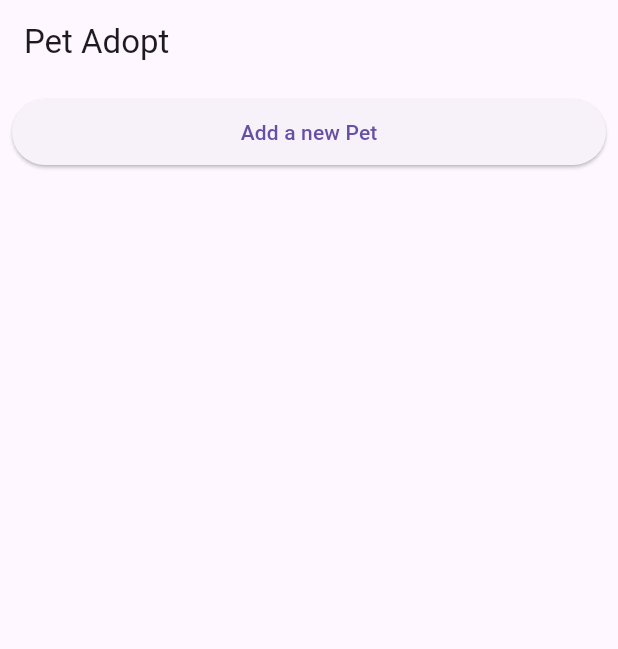
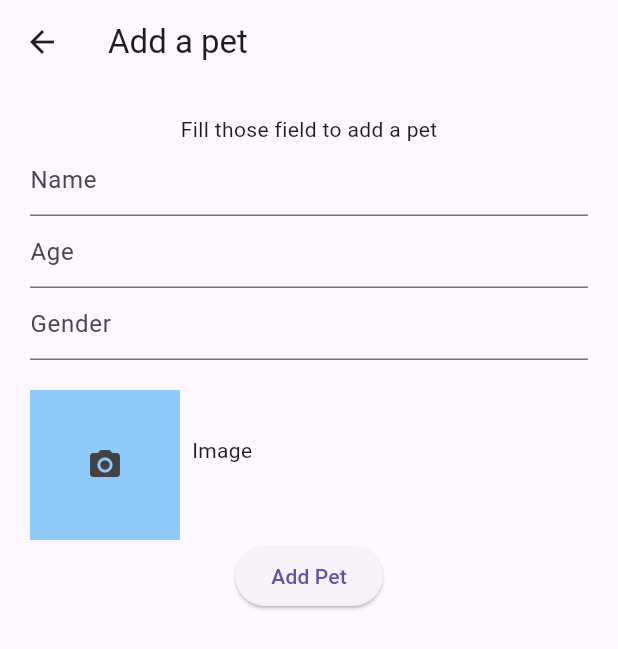
Before and after one commit to ousef777/Task-Flutter-Post-Put-AdoptApp, a Flutter app: the screen it shows after launch, after a tap on "Add a new Pet", on a phone screen of 412 x 824 dp. Shown: the top 649 px of the screen. Run offline on Flutter 3.47's test engine with Material 3 defaults, Android fonts, the phone set to English and light mode, and no system bars; our stand-ins replace dio, go_router, image_picker; network calls fail.

Commit message:
first commit

```diff
--- a/lib/main.dart
+++ b/lib/main.dart
@@ -1,4 +1,6 @@
+import 'package:adopt_app/pages/add_page.dart';
 import 'package:adopt_app/pages/home_page.dart';
+import 'package:adopt_app/pages/update_page.dart';
 import 'package:adopt_app/providers/pets_provider.dart';
 import 'package:flutter/material.dart';
 import 'package:go_router/go_router.dart';
@@ -18,8 +20,7 @@ class MyApp extends StatelessWidget {
   @override
   Widget build(BuildContext context) {
     return MaterialApp.router(
-      routeInformationParser: _router.routeInformationParser,
-      routerDelegate: _router.routerDelegate,
+      routerConfig: _router,
     );
   }
 
@@ -29,6 +30,17 @@ class MyApp extends StatelessWidget {
         path: '/',
         builder: (context, state) => const HomePage(),
       ),
+      GoRoute(
+        path: '/add_page',
+        builder: (context, state) => AddPage(),
+      ),
+      GoRoute(
+        path: '/update_page/:petId',
+        builder: (context, state) {
+          final pet = Provider.of<PetsProvider>(context).pets.firstWhere((element) => element.id.toString() == state.pathParameters['petId']);
+          return UpdatePage(pet: pet,);
+        },
+      ),
     ],
   );
 }
--- /dev/null
+++ b/lib/pages/add_page.dart
@@ -0,0 +1,26 @@
+import 'package:adopt_app/widgets/add_form.dart';
+import 'package:flutter/material.dart';
+
+class AddPage extends StatelessWidget {
+
+  AddPage({Key? key}) : super(key: key);
+  final titleController = TextEditingController();
+  @override
+  Widget build(BuildContext context) {
+    return Scaffold(
+      appBar: AppBar(
+        title: const Text("Add a pet"),
+      ),
+      resizeToAvoidBottomInset: false,
+      body: Padding(
+        padding: const EdgeInsets.all(20.0),
+        child: Column(
+          children: [
+            const Text("Fill those field to add a pet"),
+            AddForm()
+          ],
+        ),
+      ),
+    );
+  }
+}
--- a/lib/pages/home_page.dart
+++ b/lib/pages/home_page.dart
@@ -20,7 +20,9 @@ class HomePage extends StatelessWidget {
             Padding(
               padding: const EdgeInsets.all(8.0),
               child: ElevatedButton(
-                onPressed: () {},
+                onPressed: () {
+                  GoRouter.of(context).push('/add_page');
+                },
                 child: const Padding(
                   padding: EdgeInsets.all(12.0),
                   child: Text("Add a new Pet"),
@@ -37,8 +39,8 @@ class HomePage extends StatelessWidget {
                   );
                 } else {
                   if (dataSnapshot.error != null) {
-                    return const Center(
-                      child: Text('An error occurred'),
+                    return Center(
+                      child: Text(dataSnapshot.error.toString()),
                     );
                   } else {
                     return Consumer<PetsProvider>(
--- /dev/null
+++ b/lib/pages/update_page.dart
@@ -0,0 +1,27 @@
+import 'package:adopt_app/models/pet.dart';
+import 'package:adopt_app/widgets/update_form.dart';
+import 'package:flutter/material.dart';
+
+class UpdatePage extends StatelessWidget {
+  final Pet pet;
+  const UpdatePage({Key? key, required this.pet}) : super(key: key);
+
+  @override
+  Widget build(BuildContext context) {
+    return Scaffold(
+      appBar: AppBar(
+        title: const Text("Update Form"),
+      ),
+      resizeToAvoidBottomInset: false,
+      body: Padding(
+        padding: const EdgeInsets.all(20.0),
+        child: Column(
+          children: [
+            const Text("Edit those field to update a pet"),
+            UpdateForm(pet: pet)
+          ],
+        ),
+      ),
+    );
+  }
+}
--- a/lib/services/pets.dart
+++ b/lib/services/pets.dart
@@ -5,14 +5,14 @@ import "package:dio/dio.dart";
 class DioClient {
   final Dio _dio = Dio();
 
-  final _baseUrl = 'http://10.0.2.2:5000';
+  final _baseUrl = 'https://coded-pets-api-crud.eapi.joincoded.com';
 
   Future<List<Pet>> getPets() async {
     List<Pet> pets = [];
     try {
-      Response response = await _dio.get(_baseUrl + '/pets');
+      Response response = await _dio.get('$_baseUrl/pets');
       pets = (response.data as List).map((pet) => Pet.fromJson(pet)).toList();
-    } on DioError catch (error) {
+    } on DioException catch (error) {
       print(error);
     }
     return pets;
@@ -25,13 +25,11 @@ class DioClient {
         "name": pet.name,
         "age": pet.age,
         "gender": pet.gender,
-        "image": await MultipartFile.fromFile(
-          pet.image,
-        ),
+        "image": pet.image,
       });
-      Response response = await _dio.post(_baseUrl + '/pets', data: data);
+      Response response = await _dio.post('$_baseUrl/pets/', data: data);
       retrievedPet = Pet.fromJson(response.data);
-    } on DioError catch (error) {
+    } on DioException catch (error) {
       print(error);
     }
     return retrievedPet;
@@ -45,15 +43,16 @@ class DioClient {
         "age": pet.age,
         "adopted": pet.adopted,
         "gender": pet.gender,
-        "image": await MultipartFile.fromFile(
-          pet.image,
-        ),
+        "image": pet.image
+        // MultipartFile.fromFileSync(
+        //   pet.image,
+        // ),
       });
-
+      //print(pet.id);
       Response response =
-          await _dio.put(_baseUrl + '/pets/${pet.id}', data: data);
+          await _dio.put('$_baseUrl/pets/${pet.id}', data: data);
       retrievedPet = Pet.fromJson(response.data);
-    } on DioError catch (error) {
+    } on DioException catch (error) {
       print(error);
     }
     return retrievedPet;
@@ -61,8 +60,8 @@ class DioClient {
 
   Future<void> deletePet({required int petId}) async {
     try {
-      await _dio.delete(_baseUrl + '/pets/${petId}');
-    } on DioError catch (error) {
+      await _dio.delete('$_baseUrl/pets/$petId');
+    } on DioException catch (error) {
       print(error);
     }
   }
@@ -70,9 +69,9 @@ class DioClient {
   Future<Pet> adoptPet({required int petId}) async {
     late Pet retrievedPet;
     try {
-      Response response = await _dio.post(_baseUrl + '/pets/adopt/${petId}');
+      Response response = await _dio.post('$_baseUrl/pets/adopt/$petId');
       retrievedPet = Pet.fromJson(response.data);
-    } on DioError catch (error) {
+    } on DioException catch (error) {
       print(error);
     }
     return retrievedPet;
--- /dev/null
+++ b/lib/widgets/add_form.dart
@@ -0,0 +1,148 @@
+import 'dart:typed_data';
+
+import 'package:adopt_app/models/pet.dart';
+import 'package:adopt_app/providers/pets_provider.dart';
+import 'package:flutter/material.dart';
+import 'package:go_router/go_router.dart';
+import 'package:image_picker/image_picker.dart';
+import 'package:provider/provider.dart';
+
+// ignore: must_be_immutable
+class AddForm extends StatefulWidget {
+  @override
+  AddPetFormState createState() {
+    return AddPetFormState();
+  }
+  AddForm({Key? key}) : super(key: key);
+
+}
+
+class AddPetFormState extends State<AddForm> {
+  final _formKey = GlobalKey<FormState>();
+  late String _name;
+  String _gender = "";
+  late int _age;
+  XFile? _image;
+  final _picker = ImagePicker();
+  Uint8List? imageData;
+  @override
+  Widget build(BuildContext context) {
+    return Form(
+      key: _formKey,
+      child: Column(
+        crossAxisAlignment: CrossAxisAlignment.start,
+        children: <Widget>[
+          TextFormField(
+            decoration: const InputDecoration(
+              hintText: 'Name',
+            ),
+            validator: (value) {
+              if (value!.isEmpty) {
+                return "Fill in the blank";
+              }
+              else {
+                return null;
+              }
+            },
+            onSaved: (newValue) => _name = newValue as String,
+          ),
+          TextFormField(
+            decoration: const InputDecoration(
+              hintText: 'Age',
+            ),
+            maxLines: null,
+            validator: (value) {
+              if (value!.isEmpty) {
+                return "Fill in the blank";
+              }
+              else if (int.tryParse(value) == null) {
+                return "Age should be of type int.";
+              }
+              else {
+                return null;
+              }
+            },
+            onSaved: (newValue) => _age = int.parse(newValue!),
+          ),
+          TextFormField(
+            decoration: const InputDecoration(
+              hintText: 'Gender',
+            ),
+            validator: (value) {
+              if (value!.isEmpty) {
+                return "Fill in the blank";
+              }
+              else if (value != 'male' && value != 'female') {
+                return "Gender should be either female or male";
+              }
+              else {
+                return null;
+              }
+            },
+            onSaved: (newValue) => _gender = newValue as String,
+          ),
+          Row(
+            children: [
+              GestureDetector(
+                onTap: () async {
+                    final XFile? image = await _picker.pickImage(source: ImageSource.gallery);
+                    // not null
+
+                    setState(() {
+                        _image = XFile(image!.path);
+                      }
+                    );
+                },
+                child: Container(
+                  width: 100,
+                  height: 100,
+                  margin: const EdgeInsets.only(top: 20),
+                  decoration: BoxDecoration(color: Colors.blue[200]),
+                  child: _image != null ?
+                    Image.network(
+                      _image!.path,
+                      width: 200,
+                      height: 200,
+                      fit: BoxFit.fitHeight,
+                    )
+                    : Container(
+                          decoration: BoxDecoration(color: Colors.blue[200]),
+                          width: 200,
+                          height: 200,
+                          child: Icon(
+                            Icons.camera_alt,
+                            color: Colors.grey[800],
+                          ),
+                    ),
+                ),
+              ),
+              const Padding(
+                padding: EdgeInsets.all(8.0),
+                child: Text("Image"),
+              )
+            ],
+          ),
+          Center(
+            child: ElevatedButton(
+              onPressed: () {
+                if (_formKey.currentState!.validate()) {
+                  _formKey.currentState!.save();
+                  Provider.of<PetsProvider>(context, listen: false).createPet(
+                    Pet(
+                      name: _name,
+                      image: _image!.path,
+                      age: _age,
+                      gender: _gender
+                    )
+                  );
+                  GoRouter.of(context).pop();
+                }
+              },
+              child: const Text("Add Pet"),
+            ),
+          )
+        ],
+      ),
+    );
+  }
+}
--- a/lib/widgets/pet_card.dart
+++ b/lib/widgets/pet_card.dart
@@ -20,8 +20,7 @@ class PetCard extends StatelessWidget {
               width: double.infinity,
             ),
           ),
-          Expanded(
-            child: Padding(
+          Padding(
             padding: const EdgeInsets.all(8.0),
             child: Column(
               crossAxisAlignment: CrossAxisAlignment.stretch,
@@ -43,7 +42,7 @@ class PetCard extends StatelessWidget {
                   children: [
                     IconButton(
                         onPressed: () {
-                            GoRouter.of(context).push('/update/${pet.id}');
+                          GoRouter.of(context).push('/update_page/${pet.id}');
                         },
                         icon: const Icon(Icons.edit)),
                     IconButton(
@@ -59,7 +58,6 @@ class PetCard extends StatelessWidget {
                 ),
               ],
             ),
-            ),
           )
         ],
       ),
--- /dev/null
+++ b/lib/widgets/update_form.dart
@@ -0,0 +1,141 @@
+import 'package:adopt_app/models/pet.dart';
+import 'package:adopt_app/providers/pets_provider.dart';
+import 'package:flutter/material.dart';
+import 'package:go_router/go_router.dart';
+import 'package:image_picker/image_picker.dart';
+import 'package:provider/provider.dart';
+
+// ignore: must_be_immutable
+class UpdateForm extends StatefulWidget {
+  @override
+  UpdatePetFormState createState() {
+    return UpdatePetFormState();
+  }
+  final Pet pet;
+  const UpdateForm({Key? key, required this.pet}) : super(key: key);
+
+}
+
+class UpdatePetFormState extends State<UpdateForm> {
+  final _formKey = GlobalKey<FormState>();
+
+  late String _name, _gender;
+  late int _age;
+
+  final _picker = ImagePicker();
+
+  @override
+  Widget build(BuildContext context) {
+    XFile _image = XFile(widget.pet.image);
+    return Form(
+      key: _formKey,
+      child: Column(
+        crossAxisAlignment: CrossAxisAlignment.start,
+        children: <Widget>[
+          TextFormField(
+            initialValue: widget.pet.name,
+            decoration: const InputDecoration(
+              hintText: 'Name',
+            ),
+            validator: (value) {
+              if (value!.isEmpty) {
+                return "Fill in the blank";
+              }
+              else {
+                return null;
+              }
+            },
+            onSaved: (newValue) => _name = newValue as String,
+          ),
+          TextFormField(
+            initialValue: widget.pet.age.toString(),
+            decoration: const InputDecoration(
+              hintText: 'Age',
+            ),
+            maxLines: null,
+            validator: (value) {
+              if (value!.isEmpty) {
+                return "Fill in the blank";
+              }
+              else if (int.tryParse(value) == null) {
+                return "Age should be of type int.";
+              }
+              else {
+                return null;
+              }
+            },
+            onSaved: (newValue) => _age = int.parse(newValue!),
+          ),
+          TextFormField(
+            initialValue: widget.pet.gender,
+            decoration: const InputDecoration(
+              hintText: 'Gender',
+            ),
+            validator: (value) {
+              if (value!.isEmpty) {
+                return "Fill in the blank";
+              }
+              else if (value != 'male' && value != 'female') {
+                return "Gender should be either female or male";
+              }
+              else {
+                return null;
+              }
+            },
+            onSaved: (newValue) => _gender = newValue as String,
+          ),
+          Row(
+            children: [
+              GestureDetector(
+                onTap: () async {
+                    final XFile? image = await _picker.pickImage(source: ImageSource.gallery);
+                    // not null
+
+                    setState(() {
+                        _image = XFile(image!.path);
+                      }
+                    );
+                },
+                child: Container(
+                  width: 100,
+                  height: 100,
+                  margin: const EdgeInsets.only(top: 20),
+                  decoration: BoxDecoration(color: Colors.blue[200]),
+                  child: Image.network(
+                      _image.path,
+                      width: 200,
+                      height: 200,
+                      fit: BoxFit.fitHeight,
+                    )
+                ),
+              ),
+              const Padding(
+                padding: EdgeInsets.all(8.0),
+                child: Text("Image"),
+              )
+            ],
+          ),
+          Center(
+            child: ElevatedButton(
+              onPressed: () {
+                if (_formKey.currentState!.validate()) {
+                  _formKey.currentState!.save();
+                  Provider.of<PetsProvider>(context, listen: false).updatePet(
+                    Pet(
+                      id: widget.pet.id,
+                      name: _name,
+                      image: widget.pet.image,
+                      age: _age,
+                      gender: _gender)
+                  );
+                  GoRouter.of(context).pop();
+                }
+              },
+              child: const Text("Update"),
+            ),
+          )
+        ],
+      ),
+    );
+  }
+}
```
Also changed, not shown: class.dart (added, +25 -0 lines), pubspec.yaml (+4 -4 lines), server.json (added, +36 -0 lines), pubspec.lock, 19 other files. Lines whose indentation alone changed are shown as unchanged.
